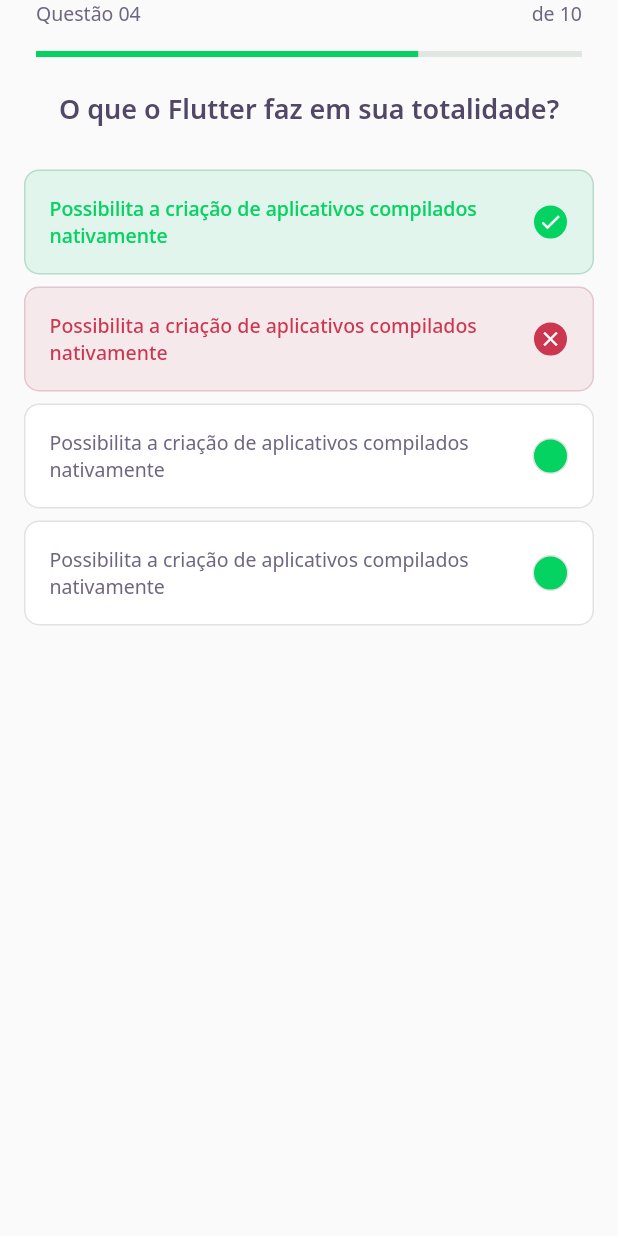
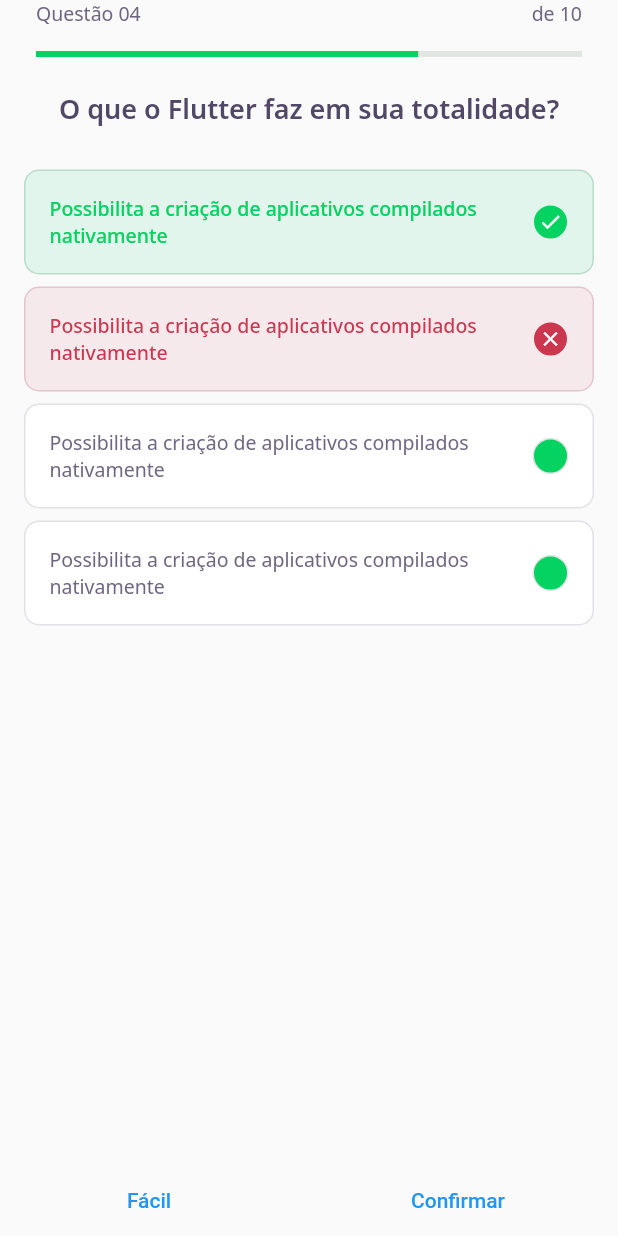
Before and after one commit to otaviohenrique1/nlw05, a Flutter app: the screen it shows after launch, on a phone screen of 412 x 824 dp. Run offline on Flutter 3.47's test engine with Material 2 defaults, Android fonts, the phone set to English and light mode, and no system bars; our stand-ins replace google_fonts; accounts and stored records are empty.

Commit message:
Commit 9 dos arquivos

```diff
--- a/devquiz/lib/challenge/challenge_page.dart
+++ b/devquiz/lib/challenge/challenge_page.dart
@@ -1,3 +1,4 @@
+import 'package:devquiz/challenge/widgets/next_button/next_button_widget.dart';
 import 'package:devquiz/challenge/widgets/question_indicator/question_indicator_widget.dart';
 import 'package:devquiz/challenge/widgets/quiz/quiz_widget.dart';
 import 'package:flutter/material.dart';
@@ -21,8 +22,15 @@
       body: QuizWidget(
         title: "O que o Flutter faz em sua totalidade?",
       ),
-      bottomNavigationBar: Row(
-        children: [],
+      bottomNavigationBar: SafeArea(
+        bottom: true,
+        child: Row(
+          mainAxisAlignment: MainAxisAlignment.spaceAround,
+          children: [
+            NextButtonWidget(label: "Fácil"),
+            NextButtonWidget(label: "Confirmar"),
+          ],
+        ),
       ),
     );
   }
```
